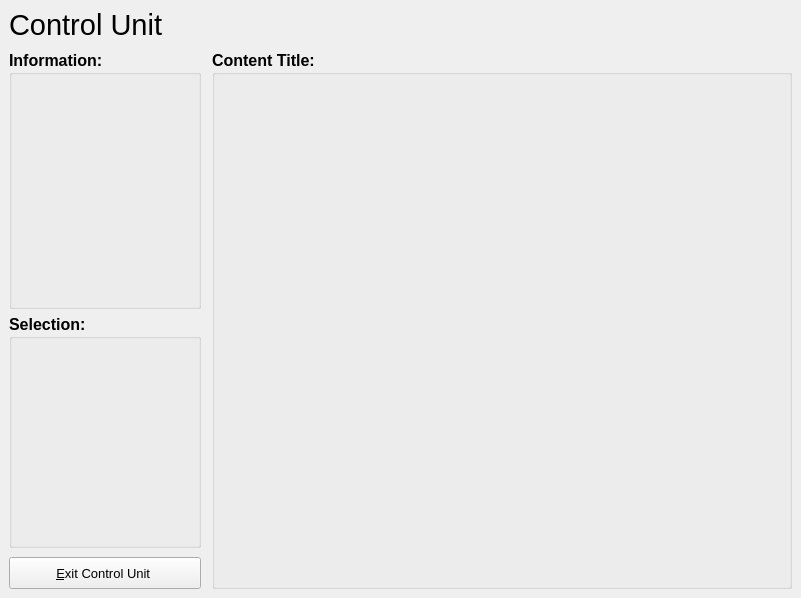
Old version of the form ui/ControlUnitDialog.ui in the repository Comer352L/FreeSSM.
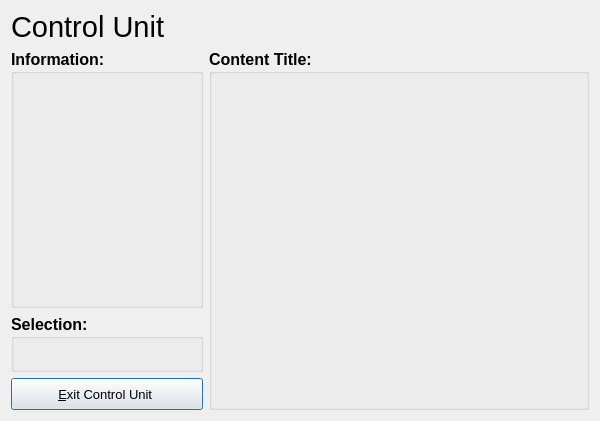
New version of the form. Icons and pictures are not drawn.

Commit message: Convert Control Unit dialogs from QMainWindow to QDialog

The edit to the form file:
```diff
--- a/ui/ControlUnitDialog.ui
+++ b/ui/ControlUnitDialog.ui
@@ -1,7 +1,7 @@
 <?xml version="1.0" encoding="UTF-8"?>
 <ui version="4.0">
- <class>ControlUnit_Window</class>
- <widget class="QMainWindow" name="ControlUnit_Window">
+ <class>ControlUnit_Dialog</class>
+ <widget class="QDialog" name="ControlUnit_Dialog">
   <property name="windowModality">
    <enum>Qt::ApplicationModal</enum>
   </property>
@@ -9,39 +9,15 @@
    <rect>
     <x>0</x>
     <y>0</y>
-    <width>801</width>
-    <height>598</height>
+    <width>600</width>
+    <height>400</height>
    </rect>
   </property>
-  <property name="minimumSize">
-   <size>
-    <width>801</width>
-    <height>598</height>
-   </size>
-  </property>
-  <property name="maximumSize">
-   <size>
-    <width>16777215</width>
-    <height>16777215</height>
-   </size>
-  </property>
-  <property name="font">
-   <font>
-    <family>Liberation Sans</family>
-   </font>
-  </property>
   <property name="windowTitle">
    <string>Control Unit</string>
   </property>
-  <widget class="QWidget" name="centralwidget">
-   <layout class="QGridLayout" name="gridLayout">
-    <property name="horizontalSpacing">
-     <number>11</number>
-    </property>
-    <property name="verticalSpacing">
-     <number>9</number>
-    </property>
-    <item row="0" column="0" colspan="2">
+  <layout class="QVBoxLayout" name="main_verticalLayout">
+   <item>
      <widget class="QLabel" name="title_label">
       <property name="minimumSize">
        <size>
@@ -65,8 +41,21 @@
       </property>
      </widget>
     </item>
-    <item row="1" column="0">
+   <item>
+    <layout class="QHBoxLayout" name="horizontalLayout">
+     <item>
+      <layout class="QVBoxLayout" name="left_verticalLayout">
+       <property name="rightMargin">
+        <number>0</number>
+       </property>
+       <item>
      <widget class="QGroupBox" name="information_groupBox">
+         <property name="sizePolicy">
+          <sizepolicy hsizetype="Fixed" vsizetype="Preferred">
+           <horstretch>0</horstretch>
+           <verstretch>0</verstretch>
+          </sizepolicy>
+         </property>
       <property name="minimumSize">
        <size>
         <width>192</width>
@@ -91,40 +80,18 @@
       </property>
      </widget>
     </item>
-    <item row="1" column="1" rowspan="3">
-     <widget class="QGroupBox" name="content_groupBox">
-      <property name="minimumSize">
-       <size>
-        <width>0</width>
-        <height>0</height>
-       </size>
-      </property>
-      <property name="font">
-       <font>
-        <pointsize>12</pointsize>
-        <weight>75</weight>
-        <bold>true</bold>
-       </font>
-      </property>
-      <property name="title">
-       <string>Content Title:</string>
-      </property>
-      <layout class="QGridLayout" name="content_gridLayout">
-       <property name="margin">
-        <number>0</number>
-       </property>
-       <property name="spacing">
-        <number>11</number>
-       </property>
-      </layout>
-     </widget>
-    </item>
-    <item row="2" column="0">
+       <item>
      <widget class="QGroupBox" name="selection_groupBox">
+         <property name="sizePolicy">
+          <sizepolicy hsizetype="Fixed" vsizetype="Preferred">
+           <horstretch>0</horstretch>
+           <verstretch>0</verstretch>
+          </sizepolicy>
+         </property>
       <property name="minimumSize">
        <size>
         <width>192</width>
-        <height>234</height>
+           <height>0</height>
        </size>
       </property>
       <property name="maximumSize">
@@ -143,9 +110,87 @@
       <property name="title">
        <string>Selection:</string>
       </property>
-     </widget>
-    </item>
-    <item row="3" column="0">
+         <property name="alignment">
+          <set>Qt::AlignLeading|Qt::AlignLeft|Qt::AlignTop</set>
+         </property>
+         <layout class="QHBoxLayout" name="horizontalLayout_2">
+          <property name="spacing">
+           <number>0</number>
+          </property>
+          <property name="leftMargin">
+           <number>0</number>
+          </property>
+          <property name="topMargin">
+           <number>0</number>
+          </property>
+          <property name="rightMargin">
+           <number>0</number>
+          </property>
+          <property name="bottomMargin">
+           <number>10</number>
+          </property>
+          <item>
+           <spacer name="horizontalSpacer">
+            <property name="orientation">
+             <enum>Qt::Horizontal</enum>
+            </property>
+            <property name="sizeHint" stdset="0">
+             <size>
+              <width>0</width>
+              <height>20</height>
+             </size>
+            </property>
+           </spacer>
+          </item>
+          <item>
+           <layout class="QVBoxLayout" name="selButtons_verticalLayout">
+            <property name="spacing">
+             <number>6</number>
+            </property>
+            <property name="leftMargin">
+             <number>0</number>
+            </property>
+            <property name="rightMargin">
+             <number>0</number>
+            </property>
+            <property name="bottomMargin">
+             <number>0</number>
+            </property>
+            <item>
+             <spacer name="verticalSpacer">
+              <property name="orientation">
+               <enum>Qt::Vertical</enum>
+              </property>
+              <property name="sizeType">
+               <enum>QSizePolicy::MinimumExpanding</enum>
+              </property>
+              <property name="sizeHint" stdset="0">
+               <size>
+                <width>100</width>
+                <height>0</height>
+               </size>
+              </property>
+             </spacer>
+            </item>
+           </layout>
+          </item>
+          <item>
+           <spacer name="horizontalSpacer_2">
+            <property name="orientation">
+             <enum>Qt::Horizontal</enum>
+            </property>
+            <property name="sizeHint" stdset="0">
+             <size>
+              <width>0</width>
+              <height>20</height>
+             </size>
+            </property>
+           </spacer>
+          </item>
+         </layout>
+        </widget>
+       </item>
+       <item>
      <widget class="QPushButton" name="exit_pushButton">
       <property name="minimumSize">
        <size>
@@ -180,7 +225,41 @@
      </widget>
     </item>
    </layout>
-  </widget>
+     </item>
+     <item>
+      <widget class="QGroupBox" name="content_groupBox">
+       <property name="sizePolicy">
+        <sizepolicy hsizetype="MinimumExpanding" vsizetype="Preferred">
+         <horstretch>0</horstretch>
+         <verstretch>0</verstretch>
+        </sizepolicy>
+       </property>
+       <property name="minimumSize">
+        <size>
+         <width>0</width>
+         <height>0</height>
+        </size>
+       </property>
+       <property name="font">
+        <font>
+         <pointsize>12</pointsize>
+         <weight>75</weight>
+         <bold>true</bold>
+        </font>
+       </property>
+       <property name="title">
+        <string>Content Title:</string>
+       </property>
+       <layout class="QGridLayout" name="content_gridLayout">
+        <property name="margin">
+         <number>0</number>
+        </property>
+       </layout>
+      </widget>
+     </item>
+    </layout>
+   </item>
+  </layout>
  </widget>
  <resources>
   <include location="../resources/FreeSSM.qrc"/>
```
Left out of the diff: 2 changed lines with no effect on the pictures. Lines whose indentation alone changed are shown as unchanged. The commit also changes 6 other files.
